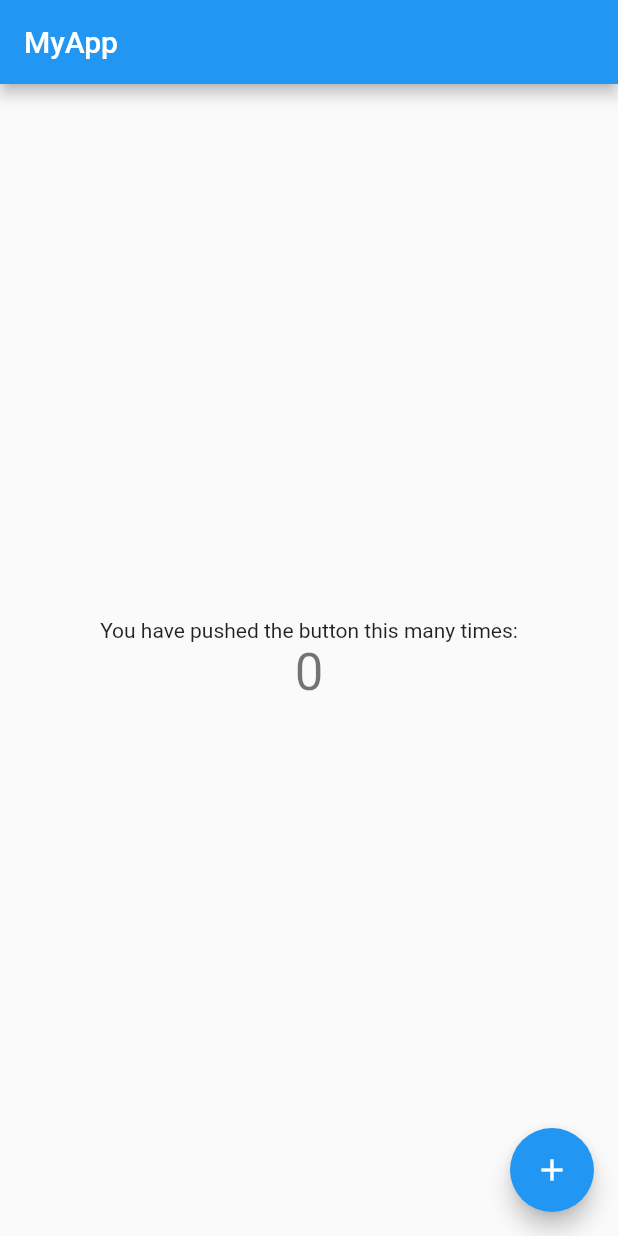
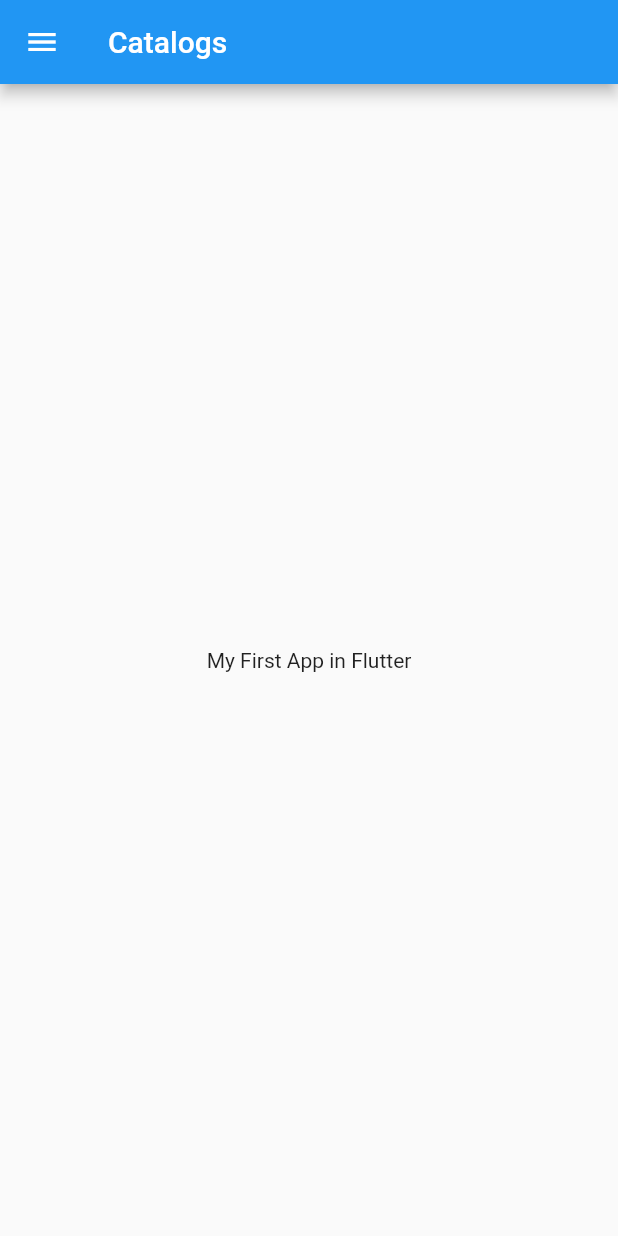
Before and after one commit to SahilRathod17/FirstFlutterApp, a Flutter app: the screen it shows after launch, on a phone screen of 412 x 824 dp. Run offline on Flutter 3.47's test engine with Material 2 defaults, Android fonts, the phone set to English and light mode, and no system bars.

Commit message:
Days completed

```diff
--- /dev/null
+++ b/lib/home_page.dart
@@ -0,0 +1,19 @@
+import 'package:flutter/material.dart';
+
+class home_page extends StatelessWidget {
+  const home_page({Key? key}) : super(key: key);
+
+  @override
+  Widget build(BuildContext context) {
+    return Scaffold(
+      appBar: AppBar(
+        title: Text("Catalogs"),
+      ),
+      body: Center(
+          child: Container(
+        child: Text("My First App in Flutter"),
+      )),
+      drawer: Drawer(),
+    );
+  }
+}
--- a/lib/main.dart
+++ b/lib/main.dart
@@ -1,123 +1,18 @@
+import 'dart:io';
 import 'package:flutter/material.dart';
-
-const Age = 19;
-const TwiceTheAge = Age * 2;
-
-String getFullName(String firstName, String lastName) {
-  return '$firstName $lastName';
-}
+import 'package:untitled/home_page.dart';
 
 void main() {
-  runApp(const MyApp());
+  runApp(MyApp());
 }
 
 class MyApp extends StatelessWidget {
   const MyApp({Key? key}) : super(key: key);
 
-  // This widget is the root of your application.
   @override
   Widget build(BuildContext context) {
-    print(getFullName('sahil', 'Rathod'));
     return MaterialApp(
-      title: 'Sahil',
-      theme: ThemeData(
-        // This is the theme of your application.
-        //
-        // Try running your application with "flutter run". You'll see the
-        // application has a blue toolbar. Then, without quitting the app, try
-        // changing the primarySwatch below to Colors.green and then invoke
-        // "hot reload" (press "r" in the console where you ran "flutter run",
-        // or simply save your changes to "hot reload" in a Flutter IDE).
-        // Notice that the counter didn't reset back to zero; the application
-        // is not restarted.
-        primarySwatch: Colors.blue,
-      ),
-      home: const MyHomePage(title: 'MyApp'),
+      home: home_page()
     );
   }
 }
-
-class MyHomePage extends StatefulWidget {
-  const MyHomePage({Key? key, required this.title}) : super(key: key);
-
-  // This widget is the home page of your application. It is stateful, meaning
-  // that it has a State object (defined below) that contains fields that affect
-  // how it looks.
-
-  // This class is the configuration for the state. It holds the values (in this
-  // case the title) provided by the parent (in this case the App widget) and
-  // used by the build method of the State. Fields in a Widget subclass are
-  // always marked "final".
-
-  final String title;
-
-  @override
-  State<MyHomePage> createState() => _MyHomePageState();
-}
-
-class _MyHomePageState extends State<MyHomePage> {
-  int _counter = 0;
-
-  void _incrementCounter() {
-    setState(() {
-      // This call to setState tells the Flutter framework that something has
-      // changed in this State, which causes it to rerun the build method below
-      // so that the display can reflect the updated values. If we changed
-      // _counter without calling setState(), then the build method would not be
-      // called again, and so nothing would appear to happen.
-      _counter++;
-    });
-  }
-
-  @override
-  Widget build(BuildContext context) {
-    // This method is rerun every time setState is called, for instance as done
-    // by the _incrementCounter method above.
-    //
-    // The Flutter framework has been optimized to make rerunning build methods
-    // fast, so that you can just rebuild anything that needs updating rather
-    // than having to individually change instances of widgets.
-    return Scaffold(
-      appBar: AppBar(
-        // Here we take the value from the MyHomePage object that was created by
-        // the App.build method, and use it to set our appbar title.
-        title: Text(widget.title),
-      ),
-      body: Center(
-        // Center is a layout widget. It takes a single child and positions it
-        // in the middle of the parent.
-        child: Column(
-          // Column is also a layout widget. It takes a list of children and
-          // arranges them vertically. By default, it sizes itself to fit its
-          // children horizontally, and tries to be as tall as its parent.
-          //
-          // Invoke "debug painting" (press "p" in the console, choose the
-          // "Toggle Debug Paint" action from the Flutter Inspector in Android
-          // Studio, or the "Toggle Debug Paint" command in Visual Studio Code)
-          // to see the wireframe for each widget.
-          //
-          // Column has various properties to control how it sizes itself and
-          // how it positions its children. Here we use mainAxisAlignment to
-          // center the children vertically; the main axis here is the vertical
-          // axis because Columns are vertical (the cross axis would be
-          // horizontal).
-          mainAxisAlignment: MainAxisAlignment.center,
-          children: <Widget>[
-            const Text(
-              'You have pushed the button this many times:',
-            ),
-            Text(
-              '$_counter',
-              style: Theme.of(context).textTheme.headline4,
-            ),
-          ],
-        ),
-      ),
-      floatingActionButton: FloatingActionButton(
-        onPressed: _incrementCounter,
-        tooltip: 'Increment',
-        child: const Icon(Icons.add),
-      ), // This trailing comma makes auto-formatting nicer for build methods.
-    );
-  }
-}
```
